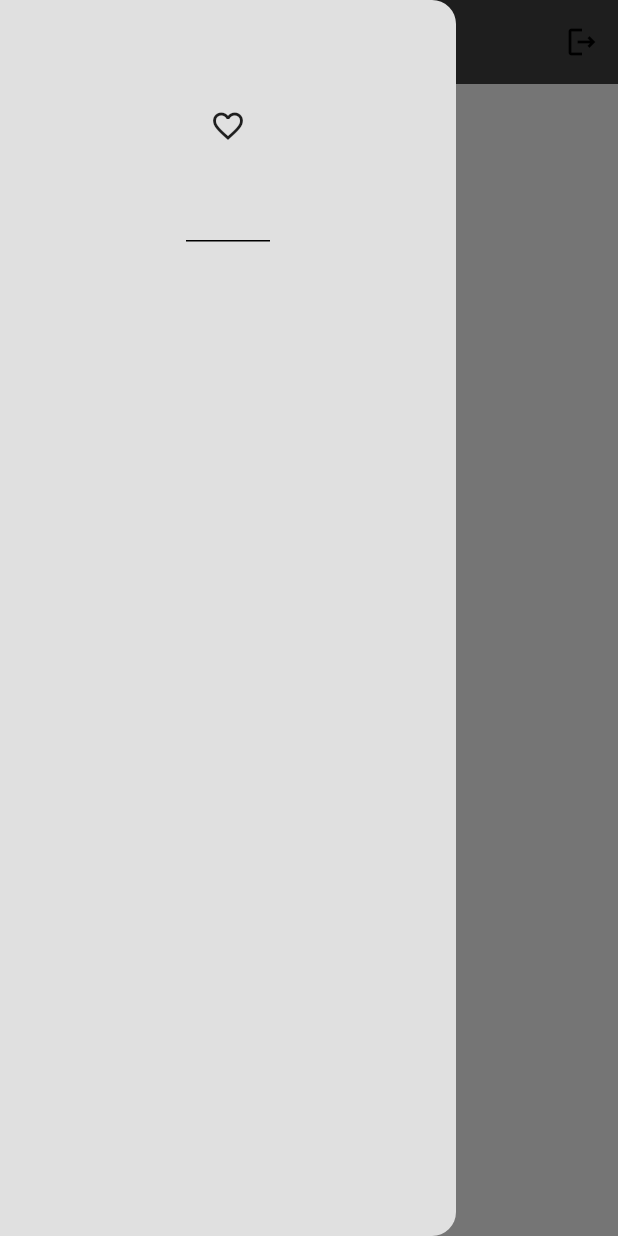
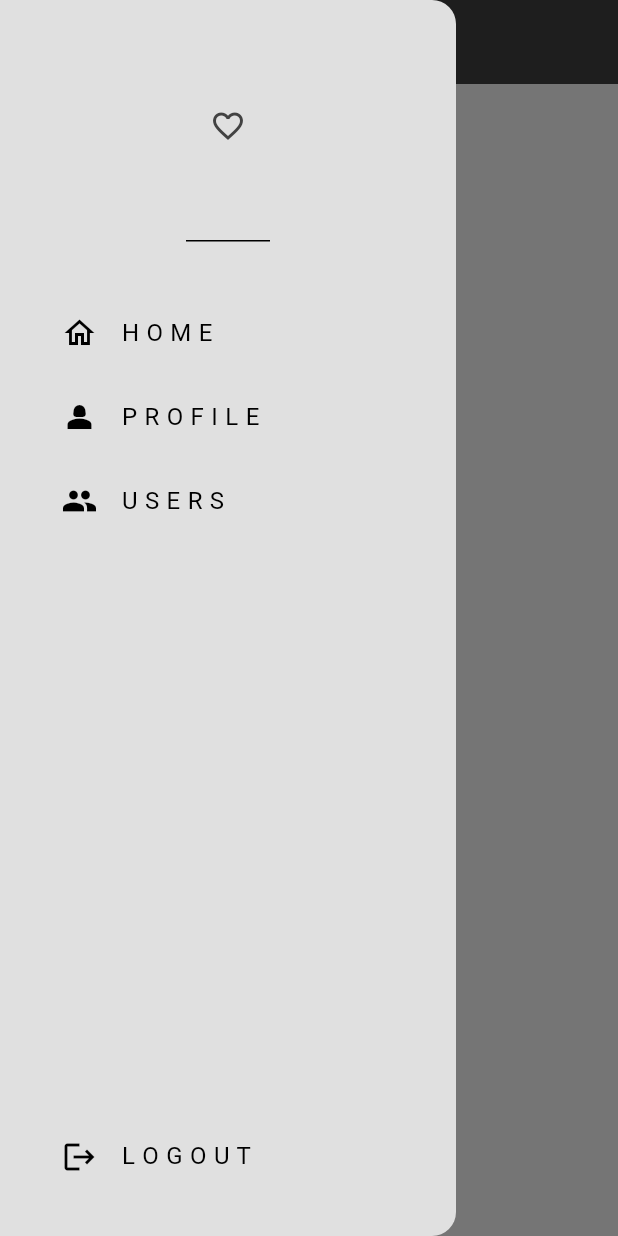
Before and after one commit to Mwita04/socials, a Flutter app: the screen it shows once a user with an empty profile is signed in, with the side drawer open, on a phone screen of 412 x 824 dp. Run offline on Flutter 3.47's test engine with Material 3 defaults, Android fonts, the phone set to English and light mode, and no system bars; our stand-ins replace firebase_auth, firebase_core; accounts and stored records are empty.

Commit message:
Toggle pages

```diff
--- a/lib/components/my_drawer.dart
+++ b/lib/components/my_drawer.dart
@@ -8,15 +8,73 @@ class MyDrawer extends StatelessWidget {
     return Drawer(
       backgroundColor: Theme.of(context).colorScheme.background,
       child: Column(
+        mainAxisAlignment: MainAxisAlignment.spaceBetween,
         children: [
+        Column (
+          children: [
           // Drawer Header
-          DrawerHeader(child: Icon(Icons.favorite_outline),),
+          DrawerHeader(
+            child: Icon(
+              Icons.favorite_outline,
+              color: Theme.of(context).colorScheme.inversePrimary,
+            ),
+          ),
+
+          const SizedBox(height: 25),
 
           //Home tile
+          Padding(
+            padding: const EdgeInsets.only(left: 25.0),
+            child: ListTile(
+              leading: const Icon(Icons.home_outlined),
+              title: const Text("H O M E"),
+              onTap: () {
+                Navigator.pop(context);
+              },
+            ),
+          ),
 
           //Profile tile
+           Padding(
+            padding: const EdgeInsets.only(left: 25.0),
+            child: ListTile(
+              leading: const Icon(Icons.person_2),
+              title: const Text("P R O F I L E"),
+              onTap: () {
+                Navigator.pop(context);
+
+                // Navigate to profile page
+                Navigator.pushNamed(context, '/profile_page');
+              },
+            ),
+          ),
 
           //Users tile
+           Padding(
+            padding: const EdgeInsets.only(left: 25.0),
+            child: ListTile(
+              leading: const Icon(Icons.group),
+              title: const Text("U S E R S"),
+              onTap: () {
+                Navigator.pop(context);
+
+                // Navigate to profile page
+                Navigator.pushNamed(context, '/users_page');
+              },
+            ),
+          ),],),
+
+          //Log out tile
+           Padding(
+            padding: const EdgeInsets.only(left: 25.0 , bottom: 25),
+            child: ListTile(
+              leading: const Icon(Icons.logout),
+              title: const Text("L O G O U T"),
+              onTap: () {
+                Navigator.pop(context);
+              },
+            ),
+          ),
         ],
       ),
     );
--- a/lib/main.dart
+++ b/lib/main.dart
@@ -3,7 +3,11 @@
 import 'package:firebase_core/firebase_core.dart';
 import 'package:flutter/material.dart';
 import 'package:socials/auth/auth.dart';
+import 'package:socials/auth/login_or_register.dart';
 import 'package:socials/firebase_options.dart';
+import 'package:socials/pages/home_page.dart';
+import 'package:socials/pages/profile_page.dart';
+import 'package:socials/pages/users_page.dart';
 import 'package:socials/theme/dark_mode.dart';
 import 'package:socials/theme/light_mode.dart';
 
@@ -23,6 +27,12 @@ class MyApp extends StatelessWidget {
       home: const AuthPage(),
       theme: lightMode,
       darkTheme: darkMode,
+      routes: {
+        '/login_register_page':(context) => LoginOrRegister(),
+        '/home_page':(context) => HomePage(),
+        '/profile_page':(context) => ProfilePage(),
+        '/users_page':(context) =>UsersPage(),
+      },
     );
   }
 }
--- a/lib/pages/home_page.dart
+++ b/lib/pages/home_page.dart
@@ -1,14 +1,8 @@
-import 'package:firebase_auth/firebase_auth.dart';
 import 'package:flutter/material.dart';
 import 'package:socials/components/my_drawer.dart';
 
 class HomePage extends StatelessWidget {
   const HomePage({super.key});
-
-// Log Out User
-  void logout() {
-    FirebaseAuth.instance.signOut();
-  }
 
   @override
   Widget build(BuildContext context) {
@@ -17,12 +11,8 @@ class HomePage extends StatelessWidget {
         title: const Text('Home'),
         backgroundColor: Theme.of(context).colorScheme.inversePrimary,
         elevation: 0,
-        actions: [
-          //Log Out button
-          IconButton(onPressed: logout, icon: Icon(Icons.logout_outlined))
-        ],
       ),
-      drawer: MyDrawer( ),
+      drawer: const MyDrawer(),
     );
   }
 }
--- a/lib/pages/login_page.dart
+++ b/lib/pages/login_page.dart
@@ -1,4 +1,4 @@
-// ignore_for_file: prefer_const_constructors
+// ignore_for_file: prefer_const_constructors, use_build_context_synchronously
 
 import 'package:firebase_auth/firebase_auth.dart';
 import 'package:flutter/material.dart';
--- a/lib/pages/register_page.dart
+++ b/lib/pages/register_page.dart
@@ -46,6 +46,7 @@ class _RegisterPageState extends State<RegisterPage> {
       //Try creating the user
       try {
         //Create the user
+        // ignore: unused_local_variable
         UserCredential? userCredential = await FirebaseAuth.instance
             .createUserWithEmailAndPassword(
                 email: emailController.text, password: passwordController.text);
```
Also changed, not shown: lib/pages/profile_page.dart (+12 -0 lines), lib/pages/users_page.dart (+12 -0 lines).
